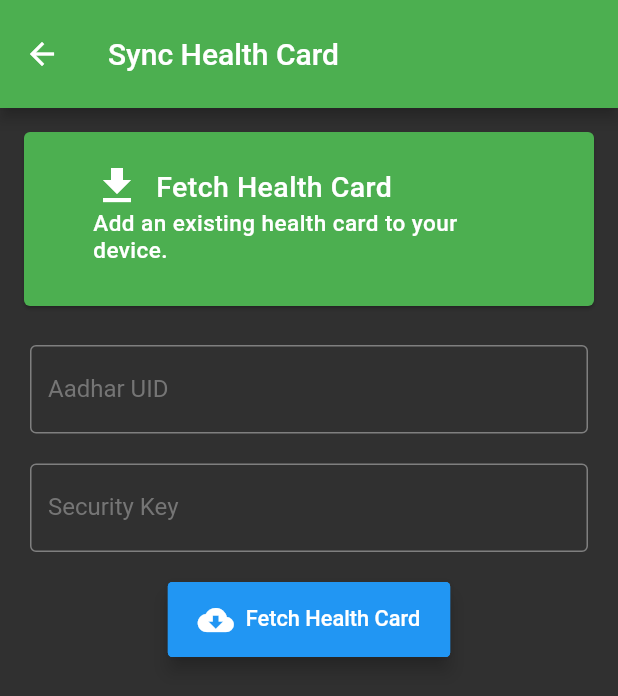
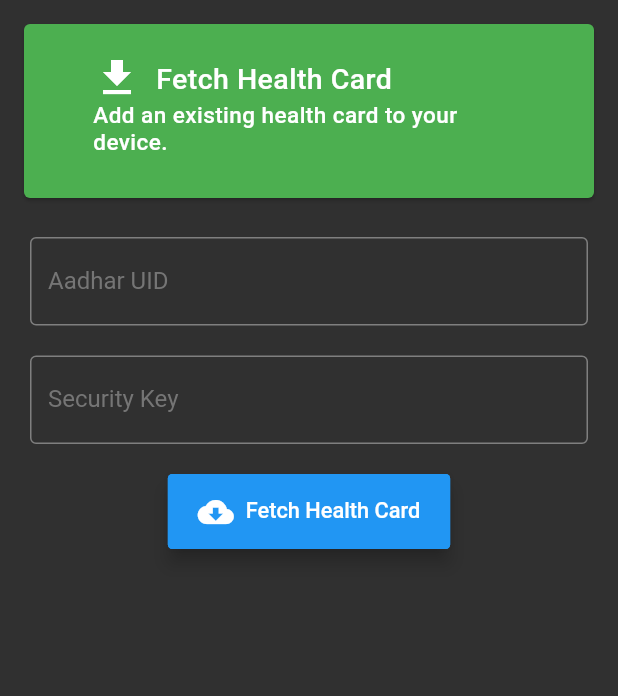
Before and after one commit to Az-21/universal-health-card, a Flutter app: the SyncHealthCard screen opened directly, on a phone screen of 412 x 824 dp. Shown: the top 696 px of the screen. Run offline on Flutter 3.47's test engine with Material 2 defaults, Android fonts, the light colour scheme and no system bars; drawn by our look-alikes of getwidget; our stand-ins replace get, get_storage, salomon_bottom_bar; missing offline and left inert: awesome_card, maps_launcher, pattern_formatter; accounts and stored records are empty.

Commit message:
🚮 removed appbars from all navigation UIs except home screen

```diff
--- a/lib/src/healthCard/new_health_card.dart
+++ b/lib/src/healthCard/new_health_card.dart
@@ -20,10 +20,6 @@ class NewHealthCard extends StatelessWidget {
   @override
   Widget build(BuildContext context) {
     return Scaffold(
-      appBar: AppBar(
-        toolbarHeight: 72,
-        title: Text('Create Health Card'),
-      ),
       body: HealthCardCreateForm(),
     );
   }
--- a/lib/src/healthCard/sync_health_card.dart
+++ b/lib/src/healthCard/sync_health_card.dart
@@ -16,10 +16,6 @@ class SyncHealthCard extends StatelessWidget {
   @override
   Widget build(BuildContext context) {
     return Scaffold(
-      appBar: AppBar(
-        toolbarHeight: 72,
-        title: Text('Sync Health Card'),
-      ),
       body: FetchHealthCardForm(),
     );
   }
```
Also changed, not shown: lib/src/healthCard/health_card_list.dart (+1 -6 lines).
